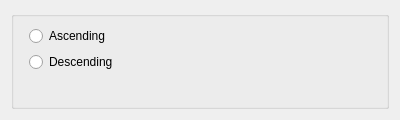
SCIInstitute/SCIRun, file src/Interface/Modules/Math/SortMatrixDialog.ui: the form before one commit.
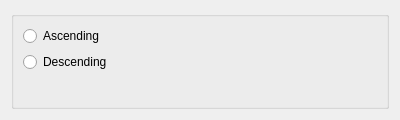
The form after the commit.

The edit to the form file:
```diff
--- a/src/Interface/Modules/Math/SortMatrixDialog.ui
+++ b/src/Interface/Modules/Math/SortMatrixDialog.ui
@@ -35,14 +35,14 @@
       <property name="fieldGrowthPolicy">
        <enum>QFormLayout::FieldsStayAtSizeHint</enum>
       </property>
-      <item row="1" column="1">
+      <item row="0" column="0">
        <widget class="QRadioButton" name="ascendButton_">
         <property name="text">
          <string>Ascending</string>
         </property>
        </widget>
       </item>
-      <item row="3" column="1">
+      <item row="3" column="0">
        <widget class="QRadioButton" name="descendButton_">
         <property name="text">
          <string>Descending</string>
```
Left out of the diff: 4 changed lines with no effect on the pictures.
